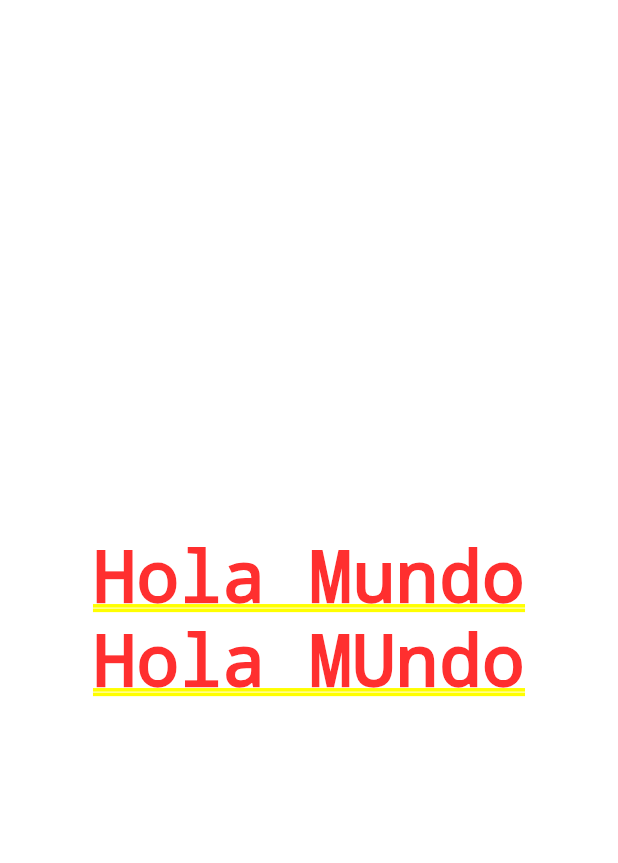
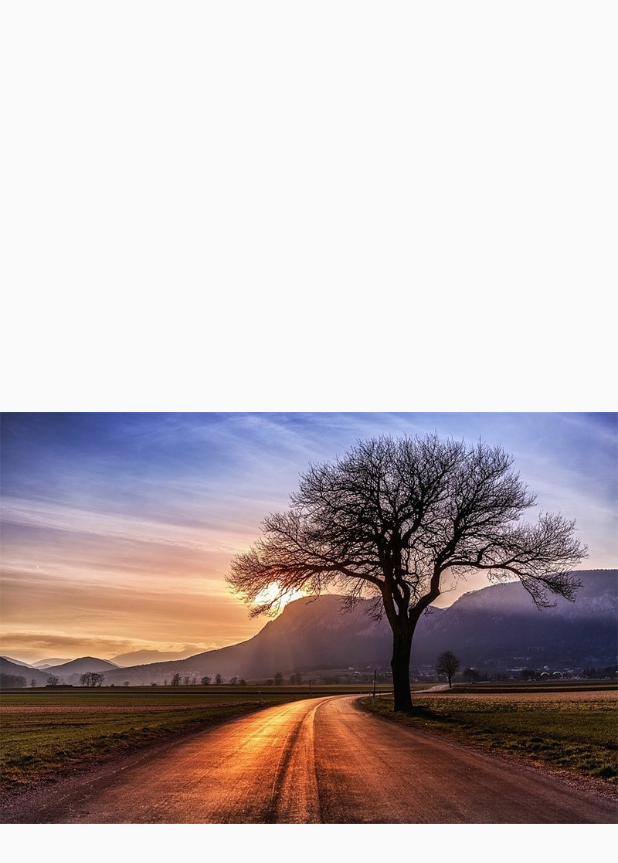
Before and after one commit to Viqui-Alaro/Flutter_disenos, a Flutter app: the screen it shows after launch, on a phone screen of 412 x 824 dp. Shown: the top 863 px of the screen. Run offline on Flutter 3.47's test engine with Material 2 defaults, Android fonts, the phone set to English and light mode, and no system bars.

Commit message:
Implementación de la pantalla de inicio de diseño

```diff
--- a/lib/main.dart
+++ b/lib/main.dart
@@ -1,4 +1,5 @@
 import 'package:flutter/material.dart';
+import 'package:flutter_disenos/screens/basic_design.dart';
 
 void main() => runApp(MyApp());
 
@@ -8,14 +9,10 @@ class MyApp extends StatelessWidget {
     return MaterialApp(
       debugShowCheckedModeBanner: false,
       title: 'Material App',
-      home: Column(
-        mainAxisAlignment: MainAxisAlignment.center,
-        children: [
-          Text('Hola Mundo'),
-          Text('Hola MUndo'),
-        ],
-
-      )
+      initialRoute: 'basic_design',
+      routes: {
+        'basic_design':(_)=>BasicDesignScreen()
+      },
     );
   }
 }
--- a/lib/screens/basic_design.dart
+++ b/lib/screens/basic_design.dart
@@ -1,13 +1,13 @@
 import 'package:flutter/material.dart';
 
 
-class nameScreen extends StatelessWidget {
+class BasicDesignScreen extends StatelessWidget {
 
   @override
   Widget build(BuildContext context) {
     return Scaffold(
       body: Center(
-        child: Text('Hola Mundo'),
+        child: Image(image: AssetImage('assets/landscape.jpg'))
      ),
    );
   }
--- a/pubspec.yaml
+++ b/pubspec.yaml
@@ -45,8 +45,8 @@ flutter:
   uses-material-design: true
 
   # To add assets to your application, add an assets section, like this:
-  # assets:
-  #   - images/a_dot_burr.jpeg
+  assets:
+    - assets/
   #   - images/a_dot_ham.jpeg
 
   # An image asset can refer to one or more resolution-specific "variants", see
```
Also changed, not shown: assets/landscape.jpg (added).
